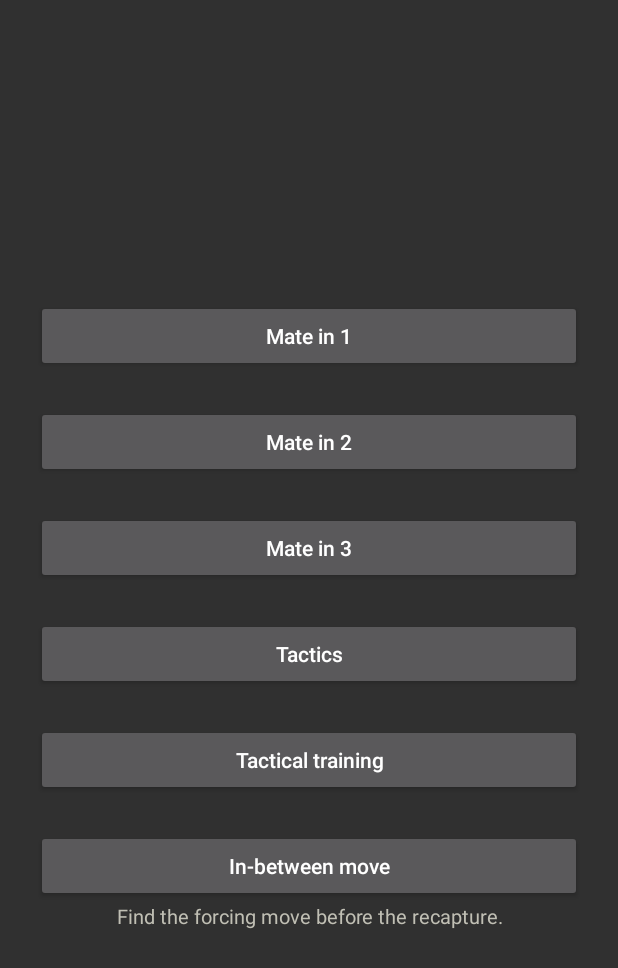
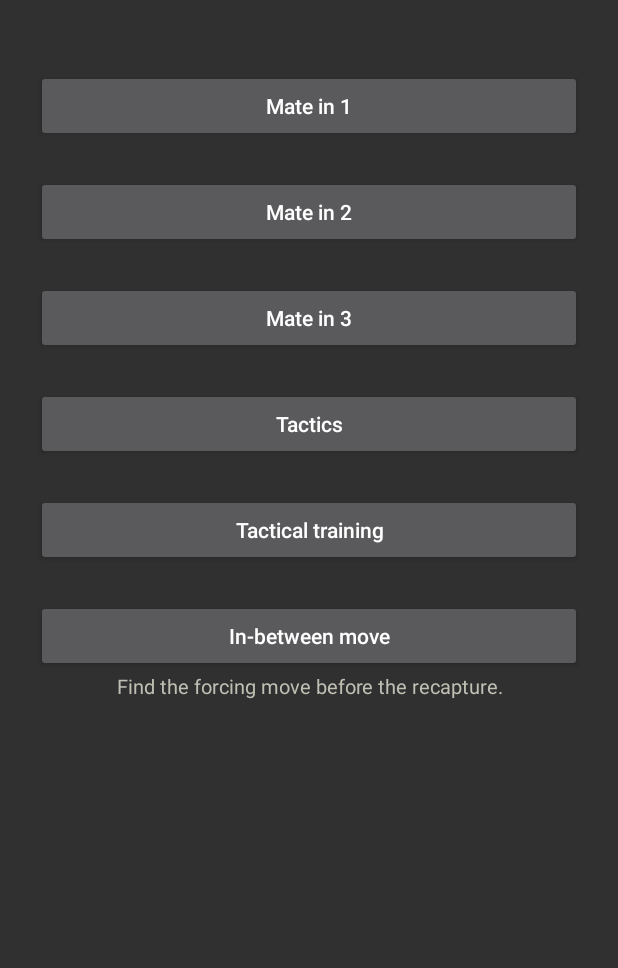
Before and after one commit to crististefanita/atf_j7, an Android app: the layout puzzle_menu.xml on its own in the app's theme, with its tools: preview values and no code run, on a phone screen of 412 x 824 dp. Shown: the top 968 px of the screen. Run offline under Robolectric (Android 15) with nearby library versions, the phone set to English and light mode, and no system bars.

Commit message:
Keep contextual headers outside padded scrolling form bodies

```diff
--- a/android/app/src/main/res/layout/match_list.xml
+++ b/android/app/src/main/res/layout/match_list.xml
@@ -1,16 +1,13 @@
 <LinearLayout xmlns:android="http://schemas.android.com/apk/res/android"
     android:layout_width="match_parent" android:layout_height="match_parent"
     android:background="#262522" android:orientation="vertical">
-    <LinearLayout android:layout_width="match_parent" android:layout_height="match_parent"
-        android:orientation="vertical" android:padding="24dp">
         <FrameLayout android:id="@+id/match_list_header" android:layout_width="match_parent" android:layout_height="wrap_content" />
         <ScrollView android:id="@+id/match_list_scroll" android:layout_width="match_parent" android:layout_height="0dp"
-            android:layout_weight="1" android:layout_marginTop="12dp">
+            android:layout_weight="1" android:padding="24dp">
             <LinearLayout android:layout_width="match_parent" android:layout_height="wrap_content" android:orientation="vertical">
                 <LinearLayout android:id="@+id/match_list_rows" style="@style/HomeGroup" android:visibility="gone"
                     android:divider="@drawable/match_list_divider" android:dividerPadding="14dp" android:showDividers="middle" />
                 <TextView android:id="@+id/match_list_empty" style="@style/MenuSection" android:gravity="center" android:visibility="gone" />
             </LinearLayout>
         </ScrollView>
-    </LinearLayout>
 </LinearLayout>
--- a/android/app/src/main/res/layout/puzzle_menu.xml
+++ b/android/app/src/main/res/layout/puzzle_menu.xml
@@ -1,8 +1,9 @@
-<ScrollView xmlns:android="http://schemas.android.com/apk/res/android"
-    android:layout_width="match_parent" android:layout_height="match_parent" android:fillViewport="true">
+<LinearLayout xmlns:android="http://schemas.android.com/apk/res/android"
+    android:layout_width="match_parent" android:layout_height="match_parent" android:orientation="vertical">
+<FrameLayout android:id="@+id/puzzles_header" android:layout_width="match_parent" android:layout_height="wrap_content" />
+    <ScrollView android:layout_width="match_parent" android:layout_height="0dp" android:layout_weight="1" android:fillViewport="true">
     <LinearLayout android:layout_width="match_parent" android:layout_height="wrap_content"
-        android:gravity="center_vertical" android:orientation="vertical" android:padding="24dp">
-        <FrameLayout android:id="@+id/puzzles_header" android:layout_width="match_parent" android:layout_height="wrap_content" />
+        android:orientation="vertical" android:padding="24dp">
         <TextView android:id="@+id/quest_totals" style="@style/ChapterTotals" android:textColor="#b8d88a" />
         <TextView android:id="@+id/menu_streak" style="@style/ChapterTotals" android:layout_width="wrap_content"
             android:layout_gravity="center_horizontal" android:visibility="gone" />
@@ -20,4 +21,5 @@
         <TextView style="@style/ChapterTotals" android:text="@string/intermezzo_lesson" />
         <TextView android:id="@+id/chapter_intermezzo_totals" style="@style/ChapterTotals" />
     </LinearLayout>
-</ScrollView>
+    </ScrollView>
+</LinearLayout>
```
Also changed, not shown: android/app/src/main/res/layout/match_setup.xml (+7 -5 lines), 1 other file.
